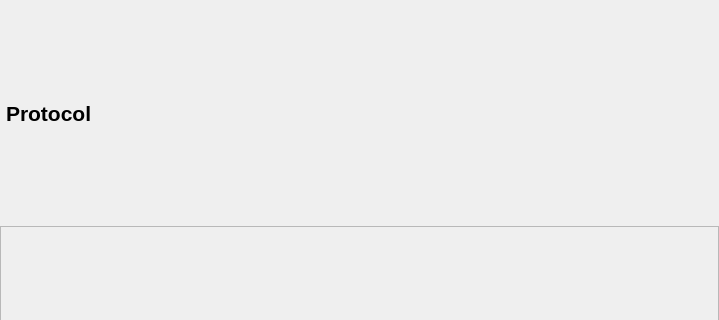
First picture: the form in labnote/ui/qt_ui/protocol.ui, repository drs/LabNote, before the edit; both pictures show x 0 to 719 and y 0 to 320 of the 719 by 473 pixel window.
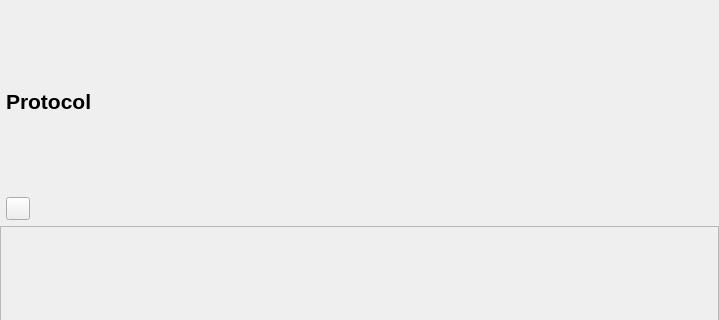
Second picture: the form after the edit.

```diff
--- a/labnote/ui/qt_ui/protocol.ui
+++ b/labnote/ui/qt_ui/protocol.ui
@@ -30,10 +30,7 @@
     <number>0</number>
    </property>
    <item>
-    <layout class="QHBoxLayout" name="layout_search">
-     <property name="spacing">
-      <number>0</number>
-     </property>
+    <layout class="QVBoxLayout" name="verticalLayout">
      <property name="leftMargin">
       <number>6</number>
      </property>
@@ -61,7 +58,19 @@
       </widget>
      </item>
      <item>
-      <spacer name="horizontalSpacer_3">
+      <layout class="QHBoxLayout" name="layout_search">
+       <property name="spacing">
+        <number>0</number>
+       </property>
+       <item>
+        <widget class="QToolButton" name="btn_export">
+         <property name="text">
+          <string/>
+         </property>
+        </widget>
+       </item>
+       <item>
+        <spacer name="horizontalSpacer_2">
        <property name="orientation">
         <enum>Qt::Horizontal</enum>
        </property>
@@ -72,6 +81,8 @@
         </size>
        </property>
       </spacer>
+       </item>
+      </layout>
      </item>
     </layout>
    </item>
```
Lines whose indentation alone changed are shown as unchanged.
